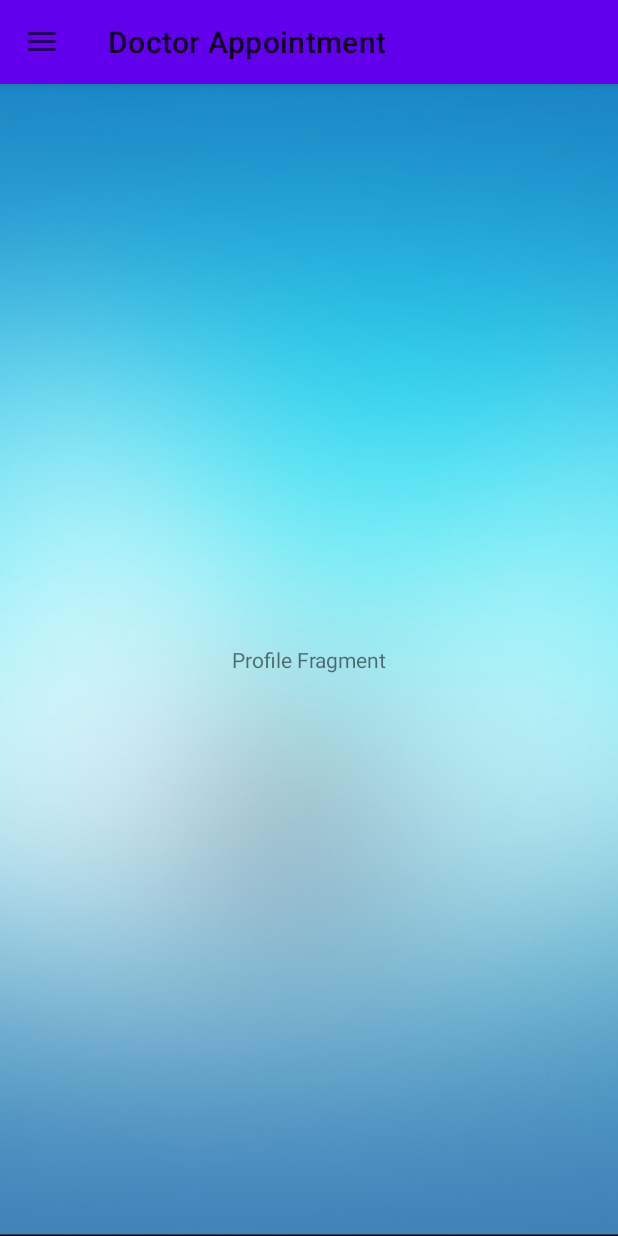
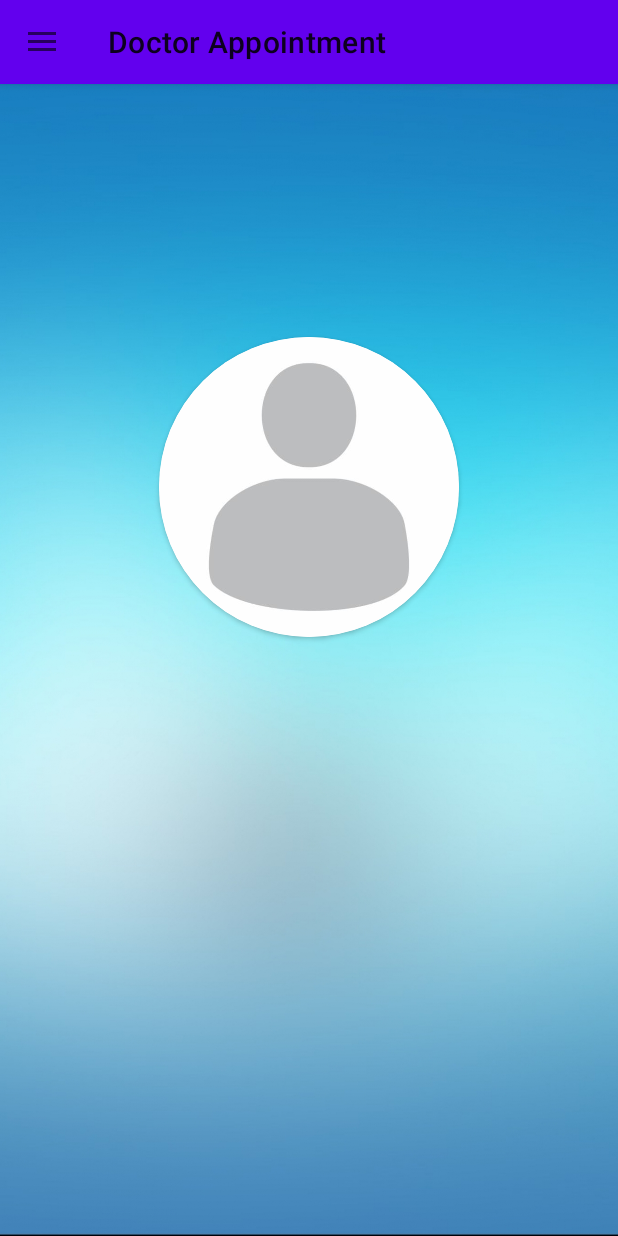
Before and after one commit to utso1707097/HelloDoctor, an Android app: the screen it shows after launch once a user with an empty profile is signed in (ProfileActivity), on a phone screen of 412 x 824 dp. Run offline under Robolectric (Android 15) with nearby library versions, the phone set to English and light mode, and no system bars; our stand-ins replace Firebase (no records; nobody signed in at launch, a user with empty details on screens opened directly).

Commit message:
All data stored under user UID and set profile fragment UI

```diff
--- a/app/src/main/java/com/utsobro/hellodoctor/ProfileFragment.java
+++ b/app/src/main/java/com/utsobro/hellodoctor/ProfileFragment.java
@@ -2,13 +2,35 @@ package com.utsobro.hellodoctor;
 
 import android.os.Bundle;
 
+import androidx.annotation.NonNull;
 import androidx.fragment.app.Fragment;
 
+import android.util.Log;
 import android.view.LayoutInflater;
 import android.view.View;
 import android.view.ViewGroup;
+import android.widget.EditText;
+import android.widget.TextView;
+
+import com.google.firebase.auth.FirebaseAuth;
+import com.google.firebase.auth.FirebaseUser;
+import com.google.firebase.database.DataSnapshot;
+import com.google.firebase.database.DatabaseError;
+import com.google.firebase.database.DatabaseReference;
+import com.google.firebase.database.FirebaseDatabase;
+import com.google.firebase.database.ValueEventListener;
+import com.google.firebase.firestore.DocumentReference;
+import com.google.firebase.storage.FirebaseStorage;
+import com.google.firebase.storage.StorageReference;
 
 public class ProfileFragment extends Fragment {
+
+    private StorageReference storageReference;
+    private FirebaseDatabase firebaseDatabase;
+    private DatabaseReference databaseReference;
+    private FirebaseStorage firebaseStorage;
+    private DocumentReference documentReference;
+    private TextView showName,showAge,showEmail,showExpertise,showHospital;
 
 
     public ProfileFragment() {
@@ -19,6 +41,14 @@ public class ProfileFragment extends Fragment {
     public View onCreateView(LayoutInflater inflater, ViewGroup container,
                              Bundle savedInstanceState) {
         // Inflate the layout for this fragment
-        return inflater.inflate(R.layout.fragment_profile, container, false);
+        View view = inflater.inflate(R.layout.fragment_profile, container, false);
+        showName =view.findViewById(R.id.showName);
+        showAge =view.findViewById(R.id.showAge);
+        showEmail =view.findViewById(R.id.showEmail);
+        showName =view.findViewById(R.id.showExpertise);
+        showName =view.findViewById(R.id.showHospital);;
+
+        return view;
     }
+
 }
--- a/app/src/main/java/com/utsobro/hellodoctor/RegisterActivity.java
+++ b/app/src/main/java/com/utsobro/hellodoctor/RegisterActivity.java
@@ -47,7 +47,7 @@ public class RegisterActivity extends AppCompatActivity {
     private Uri imageUri;
     private FirebaseStorage storage;
     private StorageReference storageRef;
-    private UUID uuid;
+    //private UUID uuid;
     //Doctor registration
     private Switch switchDoctor;
     private Spinner hospitalName,expertIn;
@@ -160,31 +160,8 @@ public class RegisterActivity extends AppCompatActivity {
                 }
                 else if(TextUtils.equals(password1,password2)){
                     //Firebase database
-                    rootNode = FirebaseDatabase.getInstance();
-                    uuid = UUID.randomUUID();
-                    if(switchDoctor.isChecked()){
-                        reference = rootNode.getReference("Doctors");
-                        //get all the values need to store and pass it to helper class
-                        String name = registerName.getText().toString();
-                        String email = registerEmail.getText().toString();
-                        String age = registerAge.getText().toString();
-                        String expert = expertIn.getSelectedItem().toString();
-                        String hospital = hospitalName.getSelectedItem().toString();
 
-                        DoctorHelperClass doctorHelperClass =new DoctorHelperClass(name,age,email,expert,hospital);
-                        reference.child(uuid.toString()).setValue(doctorHelperClass);
-                    }
-                    else{
-                        reference = rootNode.getReference("Patients");
-                        //get all the values need to store and pass it to helper class
-                        String name = registerName.getText().toString();
-                        String email = registerEmail.getText().toString();
-                        String age = registerAge.getText().toString();
 
-                        PatientHelperClass patientHelperClass = new PatientHelperClass(name,age,email);
-                        reference.child(uuid.toString()).setValue(patientHelperClass);
-                    }
-                    uploadImage();
                     regis(email1,password1);
                 }
                 else{
@@ -205,6 +182,37 @@ public class RegisterActivity extends AppCompatActivity {
                 FirebaseUser firebaseUser = firebaseAuth.getCurrentUser();
                 String email = firebaseUser.getEmail();
                 Toast.makeText(RegisterActivity.this,"account created with\n"+email,Toast.LENGTH_SHORT).show();
+                //copied image and other data in firebase
+                rootNode = FirebaseDatabase.getInstance();
+                //uuid = UUID.randomUUID();
+                if(switchDoctor.isChecked()){
+                    reference = rootNode.getReference("Doctors");
+                    //get all the values need to store and pass it to helper class
+                    String name = registerName.getText().toString();
+                    String email1 = registerEmail.getText().toString();
+                    String age = registerAge.getText().toString();
+                    String expert = expertIn.getSelectedItem().toString();
+                    String hospital = hospitalName.getSelectedItem().toString();
+
+                    DoctorHelperClass doctorHelperClass =new DoctorHelperClass(name,age,email1,expert,hospital);
+                    reference.child(firebaseUser.getUid()).setValue(doctorHelperClass);
+                }
+                else{
+                    reference = rootNode.getReference("Patients");
+                    //get all the values need to store and pass it to helper class
+                    String name = registerName.getText().toString();
+                    String email1 = registerEmail.getText().toString();
+                    String age = registerAge.getText().toString();
+
+                    PatientHelperClass patientHelperClass = new PatientHelperClass(name,age,email1);
+                    reference.child(firebaseUser.getUid()).setValue(patientHelperClass);
+                }
+                if(imageUri != null){
+                    StorageReference ref = storageRef.child("images/" + firebaseUser.getUid());
+                    ref.putFile(imageUri);
+                }
+
+
                 //open profile activity
                 startActivity(new Intent(RegisterActivity.this,ProfileActivity.class));
                 finish();
@@ -220,12 +228,6 @@ public class RegisterActivity extends AppCompatActivity {
                 });
     }
     //Profile Picture upload
-    private void uploadImage(){
-        if(imageUri != null){
-            StorageReference ref = storageRef.child("images/" + uuid.toString());
-            ref.putFile(imageUri);
-        }
-    }
 
 
     @Override
--- a/app/src/main/res/layout/fragment_profile.xml
+++ b/app/src/main/res/layout/fragment_profile.xml
@@ -1,15 +1,75 @@
 <?xml version="1.0" encoding="utf-8"?>
-<FrameLayout xmlns:android="http://schemas.android.com/apk/res/android"
+<LinearLayout xmlns:android="http://schemas.android.com/apk/res/android"
     xmlns:tools="http://schemas.android.com/tools"
     android:layout_width="match_parent"
     android:layout_height="match_parent"
-    tools:context=".ProfileFragment">
+    xmlns:app="http://schemas.android.com/apk/res-auto"
+    tools:context=".ProfileFragment"
+    android:orientation="vertical"
+    android:gravity="center"
+    android:background="@drawable/background"
+    android:padding="20dp">
 
     <!-- TODO: Update blank fragment layout -->
+    <androidx.cardview.widget.CardView
+        android:layout_width="200dp"
+        android:layout_height="200dp"
+        app:cardCornerRadius="100dp"
+        android:layout_marginBottom="20dp"
+        >
+        <ImageView
+            android:id="@+id/showPic"
+            android:layout_width="wrap_content"
+            android:layout_height="wrap_content"
+            android:src="@drawable/profileblank"
+            />
+    </androidx.cardview.widget.CardView>
     <TextView
         android:layout_width="match_parent"
-        android:layout_height="match_parent"
-        android:text="Profile Fragment"
-        android:gravity="center"/>
+        android:layout_height="50dp"
+        android:id="@+id/showName"
+        android:textColor="#000"
+        android:textSize="20sp"
+        android:textStyle="bold"
+        android:layout_marginBottom="20dp"
+        />
+    <TextView
+        android:layout_width="match_parent"
+        android:layout_height="50dp"
+        android:id="@+id/showAge"
+        android:textColor="#000"
+        android:textSize="20sp"
+        android:textStyle="normal"
+        android:layout_marginBottom="20dp"
+        />
+    <TextView
+        android:layout_width="match_parent"
+        android:layout_height="50dp"
+        android:id="@+id/showEmail"
+        android:textColor="#000"
+        android:textSize="20sp"
+        android:textStyle="normal"
+        android:layout_marginBottom="20dp"
+        />
+    <TextView
+        android:layout_width="match_parent"
+        android:layout_height="50dp"
+        android:id="@+id/showExpertise"
+        android:textColor="#000"
+        android:textSize="20sp"
+        android:textStyle="normal"
+        android:layout_marginBottom="20dp"
+        android:visibility="gone"
+        />
+    <TextView
+        android:layout_width="match_parent"
+        android:layout_height="50dp"
+        android:id="@+id/showHospital"
+        android:textColor="#000"
+        android:textSize="20sp"
+        android:textStyle="normal"
+        android:layout_marginBottom="20dp"
+        android:visibility="gone"
+        />
 
-</FrameLayout>
+</LinearLayout>
```
